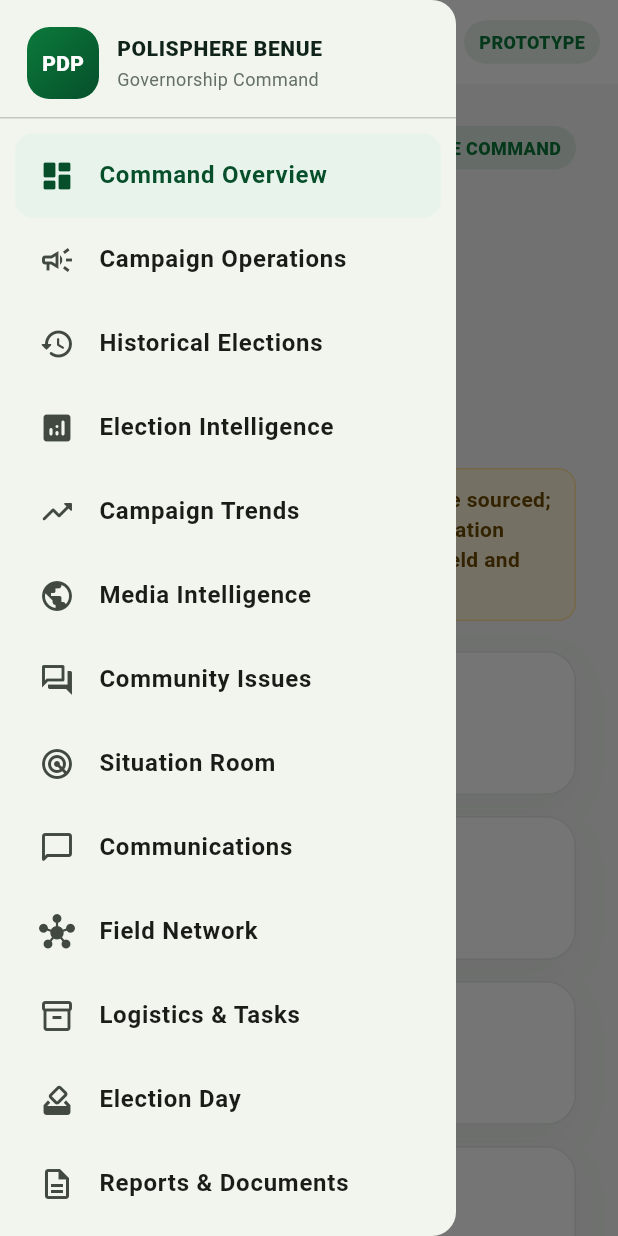
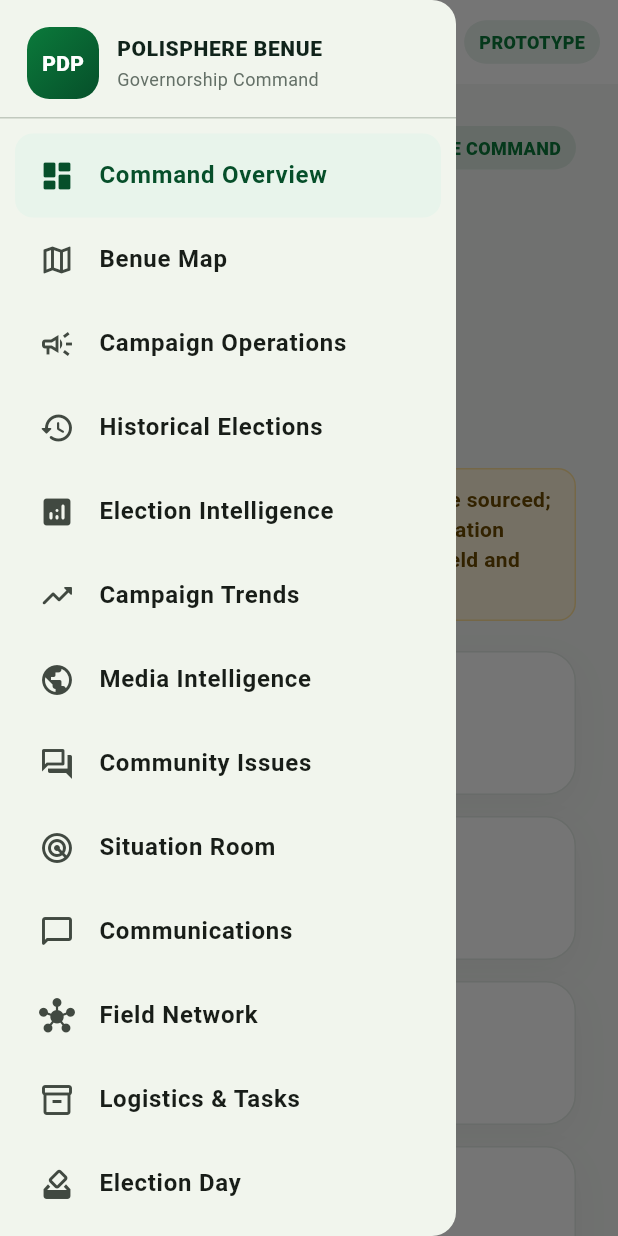
Before and after one commit to Bkzazzau1/benuestatepdp, a Flutter app: the screen it shows after launch, with the side drawer open, on a phone screen of 412 x 824 dp. Run offline on Flutter 3.47's test engine with Material 3 defaults, Android fonts, the phone set to English and light mode, and no system bars; Roboto replaces fonts that are missing (Arial); statements that could not run were skipped.

Commit message:
Add Benue Map to main navigation

```diff
--- a/lib/benue/benue_app.dart
+++ b/lib/benue/benue_app.dart
@@ -1,6 +1,7 @@
 import 'package:flutter/material.dart';
 import 'analytics_pages.dart';
 import 'communications_page.dart';
+import 'geography_page.dart';
 import 'operations_pages.dart';
 import 'pages.dart';
 import 'widgets.dart';
@@ -50,6 +51,7 @@ class _CampaignShellState extends State<CampaignShell> {
 
   static const destinations = <_Destination>[
     _Destination('Command Overview', Icons.dashboard_rounded),
+    _Destination('Benue Map', Icons.map_outlined),
     _Destination('Campaign Operations', Icons.campaign_outlined),
     _Destination('Historical Elections', Icons.history_rounded),
     _Destination('Election Intelligence', Icons.analytics_rounded),
@@ -67,6 +69,7 @@ class _CampaignShellState extends State<CampaignShell> {
 
   static const pages = <Widget>[
     OverviewPage(),
+    BenueGeographyPage(),
     CampaignOperationsPage(),
     HistoricalElectionsPage(),
     ElectionIntelligencePage(),
```
